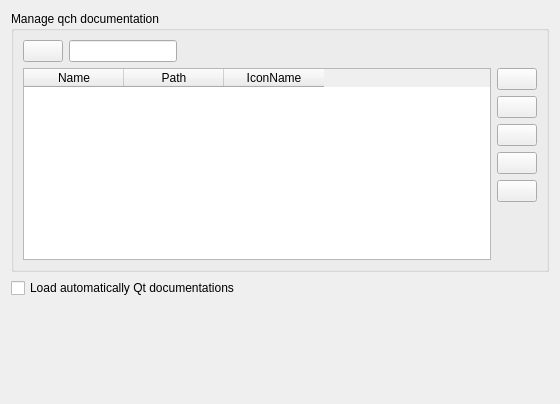
Before: the Qt Designer form documentation/qthelp/qthelpconfig.ui in KDE/kdevelop, drawn with Qt 5.
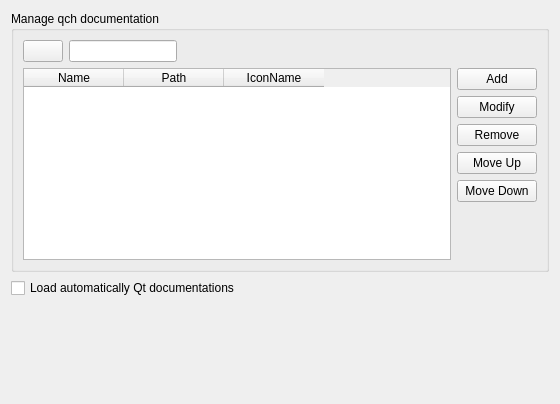
After: the same form once the commit is applied. Custom widgets are drawn as their Qt base class.

Commit message: Add text to button in the QtHelp config module

```diff
--- a/documentation/qthelp/qthelpconfig.ui
+++ b/documentation/qthelp/qthelpconfig.ui
@@ -90,19 +90,39 @@
         <item>
          <layout class="QVBoxLayout" name="verticalLayout">
           <item>
-           <widget class="KPushButton" name="addButton"/>
+           <widget class="KPushButton" name="addButton">
+            <property name="text">
+             <string>Add</string>
+            </property>
+           </widget>
           </item>
           <item>
-           <widget class="KPushButton" name="editButton"/>
+           <widget class="KPushButton" name="editButton">
+            <property name="text">
+             <string>Modify</string>
+            </property>
+           </widget>
           </item>
           <item>
-           <widget class="KPushButton" name="removeButton"/>
+           <widget class="KPushButton" name="removeButton">
+            <property name="text">
+             <string>Remove</string>
+            </property>
+           </widget>
           </item>
           <item>
-           <widget class="KPushButton" name="upButton"/>
+           <widget class="KPushButton" name="upButton">
+            <property name="text">
+             <string>Move Up</string>
+            </property>
+           </widget>
           </item>
           <item>
-           <widget class="KPushButton" name="downButton"/>
+           <widget class="KPushButton" name="downButton">
+            <property name="text">
+             <string>Move Down</string>
+            </property>
+           </widget>
           </item>
           <item>
            <spacer name="verticalSpacer_2">
```
